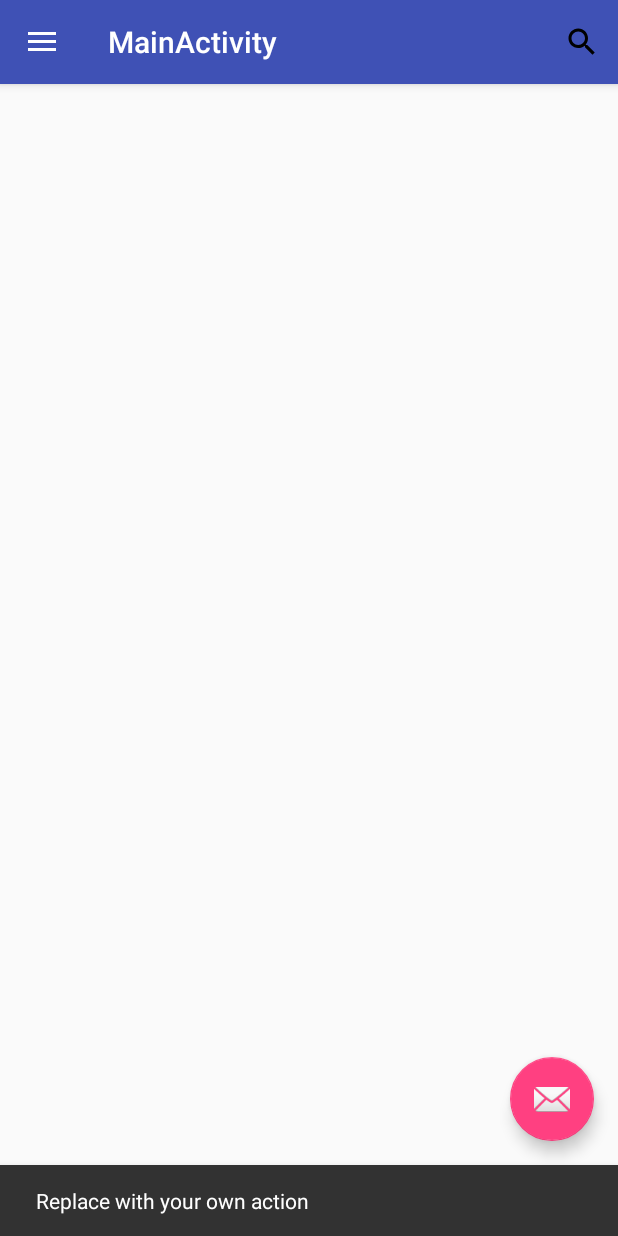
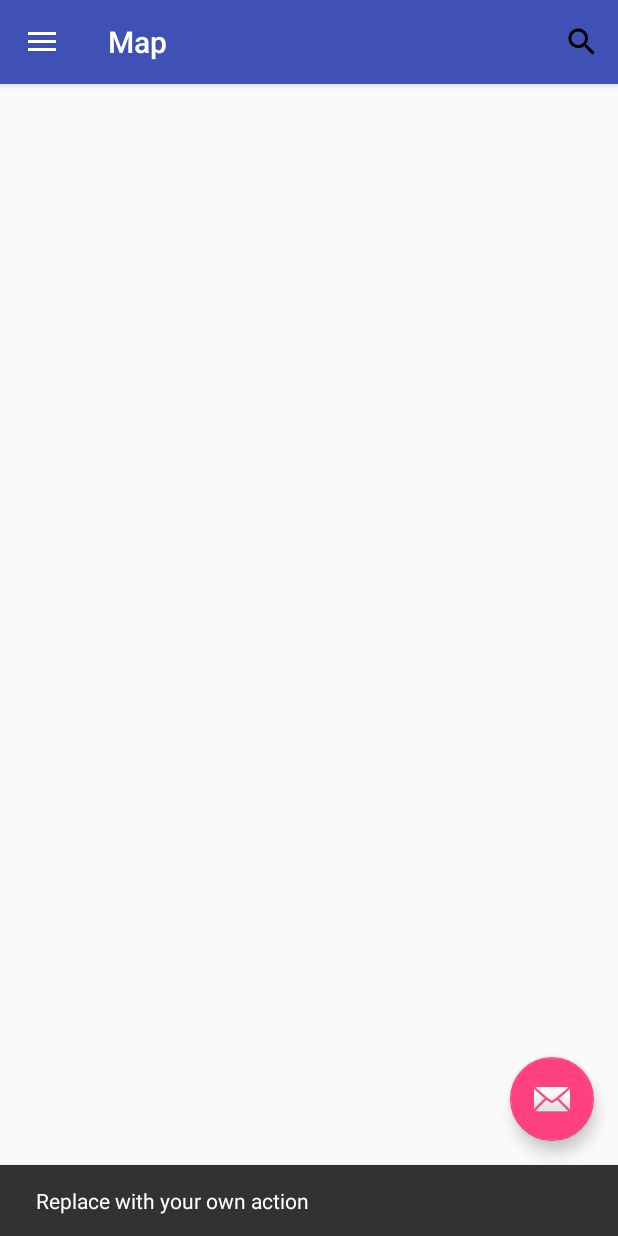
Before and after one commit to unaussprechlich/prumpo, an Android app: the MainActivity screen opened directly, with no data from a screen before it, after a tap on an icon or button, on a phone screen of 412 x 824 dp. Run offline under Robolectric (Android 15) with nearby library versions, the phone set to English and light mode, and no system bars.

Commit message:
Added Fragment Navigation

```diff
--- a/app/src/main/java/de/uni_stuttgart/informatik/sopra/sopraapp/MainActivity.java
+++ b/app/src/main/java/de/uni_stuttgart/informatik/sopra/sopraapp/MainActivity.java
@@ -1,6 +1,10 @@
 package de.uni_stuttgart.informatik.sopra.sopraapp;
 
+
+import android.app.Fragment;
+import android.app.FragmentTransaction;
 import android.os.Bundle;
+import android.support.annotation.NonNull;
 import android.support.design.widget.FloatingActionButton;
 import android.support.design.widget.NavigationView;
 import android.support.design.widget.Snackbar;
@@ -16,6 +20,9 @@ import android.view.View;
 public class MainActivity extends AppCompatActivity
         implements NavigationView.OnNavigationItemSelectedListener {
 
+    /**
+     * When Activity gets created
+     */
     @Override
     protected void onCreate(Bundle savedInstanceState) {
         super.onCreate(savedInstanceState);
@@ -35,8 +42,13 @@ public class MainActivity extends AppCompatActivity
 
         NavigationView navigationView = findViewById(R.id.nav_view);
         navigationView.setNavigationItemSelectedListener(this);
+
+        displaySelectedScreen(R.id.nav_map);
     }
 
+    /**
+     * When hitting the Android back button
+     */
     @Override
     public void onBackPressed() {
         DrawerLayout drawer = findViewById(R.id.drawer_layout);
@@ -47,13 +59,9 @@ public class MainActivity extends AppCompatActivity
         }
     }
 
-    @Override
-    public boolean onCreateOptionsMenu(Menu menu) {
-        // Inflate the menu; this adds items to the action bar if it is present.
-        getMenuInflater().inflate(R.menu.main, menu);
-        return true;
-    }
-
+    /**
+     * When hitting the toolbar items
+     */
     @Override
     public boolean onOptionsItemSelected(MenuItem item) {
         // Handle action bar item clicks here. The action bar will
@@ -72,22 +80,47 @@ public class MainActivity extends AppCompatActivity
         return super.onOptionsItemSelected(item);
     }
 
-    @SuppressWarnings("StatementWithEmptyBody")
+    /**
+     * When hitting one of the sandwich menu items
+     */
     @Override
-    public boolean onNavigationItemSelected(MenuItem item) {
-        // Handle navigation view item clicks here.
-        int id = item.getItemId();
+    public boolean onNavigationItemSelected(@NonNull MenuItem item) {
+        displaySelectedScreen(item.getItemId());
+        return true;
+    }
 
-        if (id == R.id.nav_map) {
-            // Handle the camera action
-        } else if (id == R.id.nav_damageCases) {
+    /**
+     * When creating the Activity, this method is responsible for the toolbar menu layout
+     */
+    @Override
+    public boolean onCreateOptionsMenu(Menu menu) {
+        // Inflate the menu; this adds items to the action bar if it is present.
+        getMenuInflater().inflate(R.menu.main, menu);
+        return true;
+    }
 
-        } else if (id == R.id.nav_preferences) {
+    public void displaySelectedScreen(int itemId) {
+        Fragment fragment;
 
+        switch (itemId) {
+
+            case R.id.nav_damageCases:
+                fragment = new DamageCasesFragment();
+                break;
+//            case R.id.nav_preferences:
+//
+//                break;
+            default: // Map is default
+                fragment = new MapFragment();
+                break;
         }
+
+        FragmentTransaction fragmentTransaction = getFragmentManager().beginTransaction();
+        fragmentTransaction.replace(R.id.content_main_frame, fragment);
+        fragmentTransaction.commit();
 
         DrawerLayout drawer = findViewById(R.id.drawer_layout);
         drawer.closeDrawer(GravityCompat.START);
-        return true;
+
     }
 }
--- /dev/null
+++ b/app/src/main/java/de/uni_stuttgart/informatik/sopra/sopraapp/MapFragment.java
@@ -0,0 +1,27 @@
+package de.uni_stuttgart.informatik.sopra.sopraapp;
+
+import android.app.Fragment;
+import android.os.Bundle;
+import android.support.annotation.NonNull;
+import android.support.annotation.Nullable;
+import android.view.LayoutInflater;
+import android.view.View;
+import android.view.ViewGroup;
+
+public class MapFragment extends Fragment {
+
+    @Override
+    public View onCreateView(@NonNull LayoutInflater inflater, @Nullable ViewGroup container, @Nullable Bundle savedInstanceState) {
+
+        //returning layout file
+        return inflater.inflate(R.layout.activity_main_fragment_map, container, false);
+    }
+
+    @Override
+    public void onViewCreated(@NonNull View view, @Nullable Bundle savedInstanceState) {
+        super.onViewCreated(view, savedInstanceState);
+
+        // Set title of app bar
+        getActivity().setTitle("Map");
+    }
+}
--- a/app/src/main/res/layout/activity_main.xml
+++ b/app/src/main/res/layout/activity_main.xml
@@ -8,6 +8,7 @@
     android:fitsSystemWindows="true"
     tools:openDrawer="start">
 
+    <!-- Do not change anything in this file. Make changes in the fragment xml files. -->
     <include
         layout="@layout/app_bar_main"
         android:layout_width="match_parent"
@@ -22,5 +23,4 @@
         app:headerLayout="@layout/nav_header_main"
         app:menu="@menu/activity_main_drawer" />
 
-
 </android.support.v4.widget.DrawerLayout>
--- /dev/null
+++ b/app/src/main/res/layout/activity_main_fragment_map.xml
@@ -0,0 +1,7 @@
+<?xml version="1.0" encoding="utf-8"?>
+<android.support.constraint.ConstraintLayout xmlns:android="http://schemas.android.com/apk/res/android"
+    android:id="@+id/content_main_fragment_map"
+    android:layout_width="match_parent"
+    android:layout_height="match_parent">
+
+</android.support.constraint.ConstraintLayout>
--- a/app/src/main/res/layout/content_main.xml
+++ b/app/src/main/res/layout/content_main.xml
@@ -8,4 +8,10 @@
     tools:context="de.uni_stuttgart.informatik.sopra.sopraapp.MainActivity"
     tools:showIn="@layout/app_bar_main">
 
+    <!-- Do not change anything in this file. Make changes in the fragment xml files. -->
+    <FrameLayout
+        android:id="@+id/content_main_frame"
+        android:layout_width="match_parent"
+        android:layout_height="match_parent" />
+
 </android.support.constraint.ConstraintLayout>
```
Also changed, not shown: app/src/main/java/de/uni_stuttgart/informatik/sopra/sopraapp/DamageCasesFragment.java (added, +27 -0 lines), app/src/main/res/layout/activity_main_fragment_damagecases.xml (added, +7 -0 lines).
